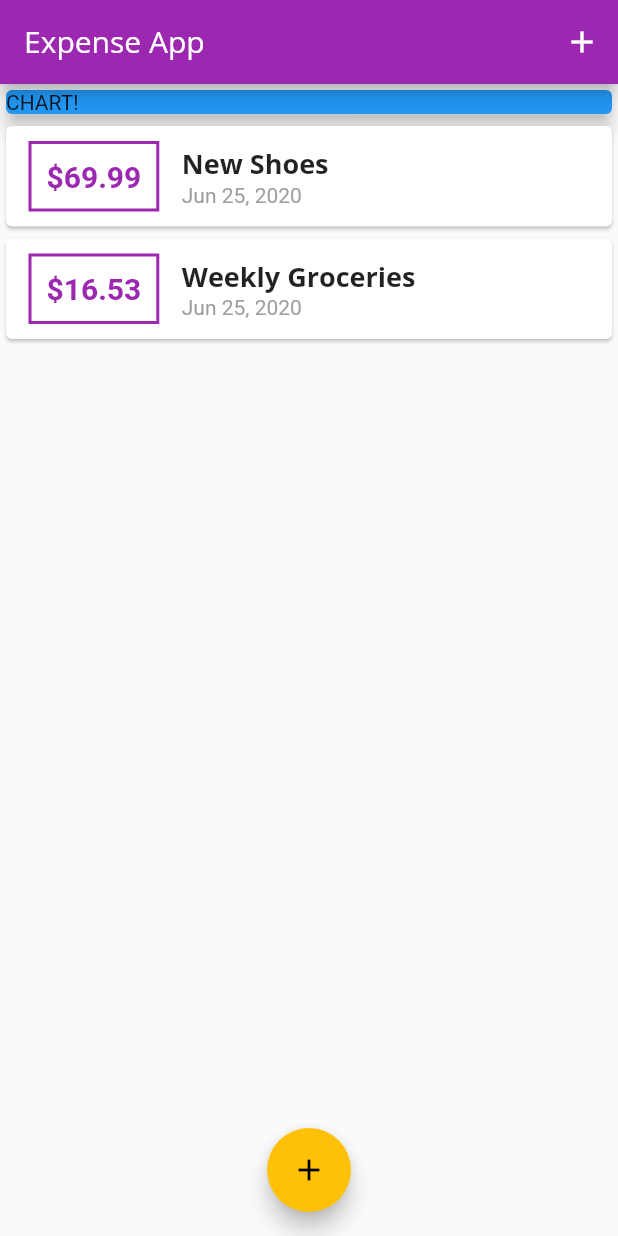
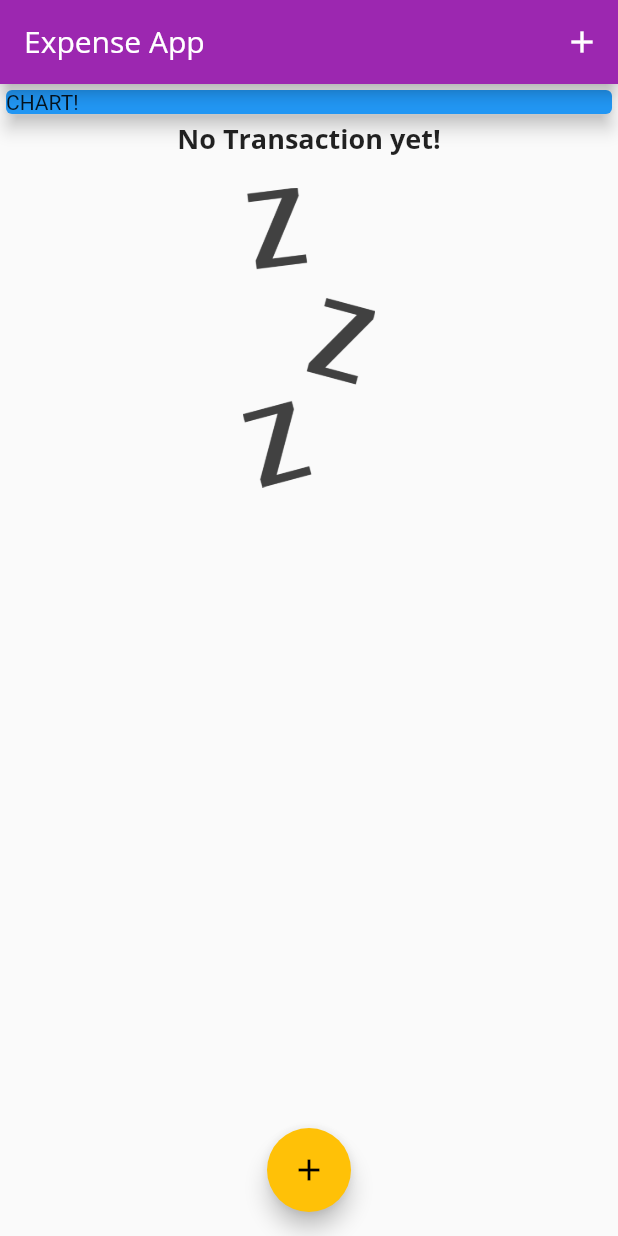
Before and after one commit to diwpro007/expense-app, a Flutter app: the screen it shows after launch, on a phone screen of 412 x 824 dp. Run offline on Flutter 3.47's test engine with Material 2 defaults, Android fonts, the phone set to English and light mode, and no system bars.

Commit message:
Added a no transaction image

```diff
--- a/lib/main.dart
+++ b/lib/main.dart
@@ -43,13 +43,13 @@ class MyHomePage extends StatefulWidget {
 
 class _MyHomePageState extends State<MyHomePage> {
   final List<Transaction> _userTransactions = [
-    Transaction(
-        id: 't1', title: 'New Shoes', amount: 69.99, date: DateTime.now()),
-    Transaction(
-        id: 't2',
-        title: 'Weekly Groceries',
-        amount: 16.53,
-        date: DateTime.now())
+    // Transaction(
+    //     id: 't1', title: 'New Shoes', amount: 69.99, date: DateTime.now()),
+    // Transaction(
+    //     id: 't2',
+    //     title: 'Weekly Groceries',
+    //     amount: 16.53,
+    //     date: DateTime.now())
   ];
 
   void _addNewTransaction(String txTitle, double txAmount) {
--- a/lib/widgets/transaction_list.dart
+++ b/lib/widgets/transaction_list.dart
@@ -11,7 +11,24 @@ class TransactionList extends StatelessWidget {
   Widget build(BuildContext context) {
     return Container(
         height: 300,
-        child: ListView.builder(
+        child: transactions.isEmpty
+            ? Column(
+                children: <Widget>[
+                  Text(
+                    'No Transaction yet!',
+                    style: Theme.of(context).textTheme.title,
+                  ),
+                  SizedBox(height: 20,),
+                  Container(
+                    height: 200,
+                    child: Image.asset(
+                      'assets/images/waiting.png',
+                      fit: BoxFit.cover,
+                    ),
+                  ),
+                ],
+              )
+            : ListView.builder(
                 itemBuilder: (ctx, index) {
                   return Card(
                     child: Row(
--- a/pubspec.yaml
+++ b/pubspec.yaml
@@ -46,9 +46,9 @@ flutter:
   uses-material-design: true
 
   # To add assets to your application, add an assets section, like this:
-  # assets:
-  #   - images/a_dot_burr.jpeg
-  #   - images/a_dot_ham.jpeg
+  assets:
+    - assets/images/waiting.png
+    - images/a_dot_ham.jpeg
 
   # An image asset can refer to one or more resolution-specific "variants", see
   # https://flutter.dev/assets-and-images/#resolution-aware.
```
Also changed, not shown: assets/images/waiting.png (added). Lines whose indentation alone changed are shown as unchanged.
